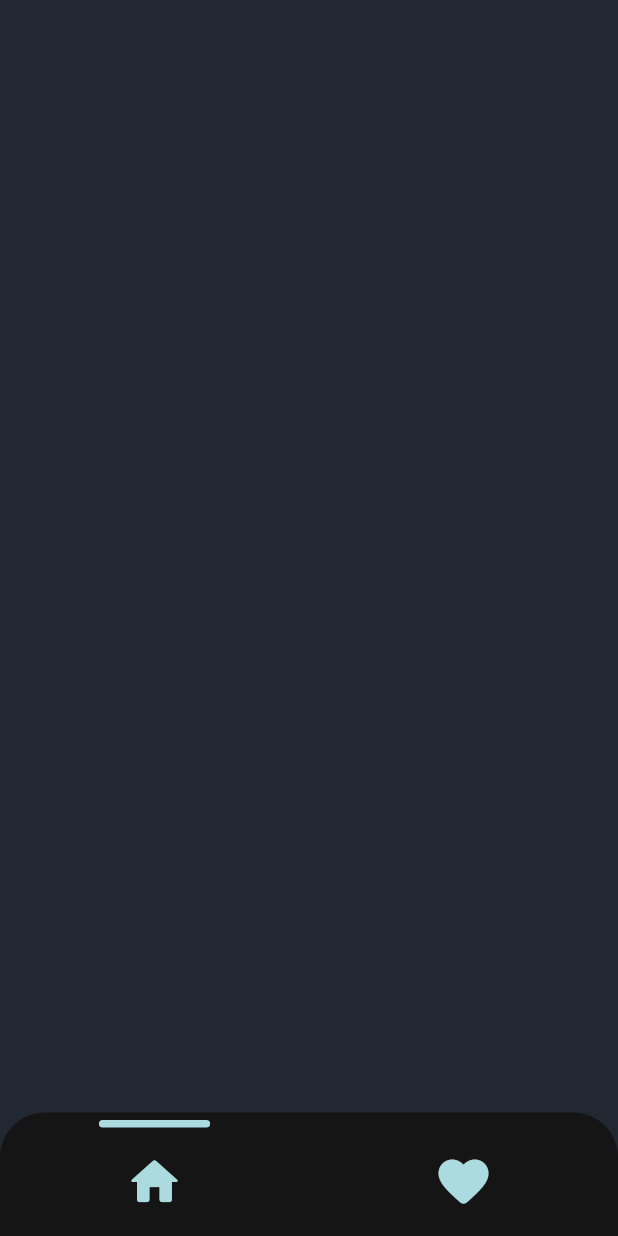
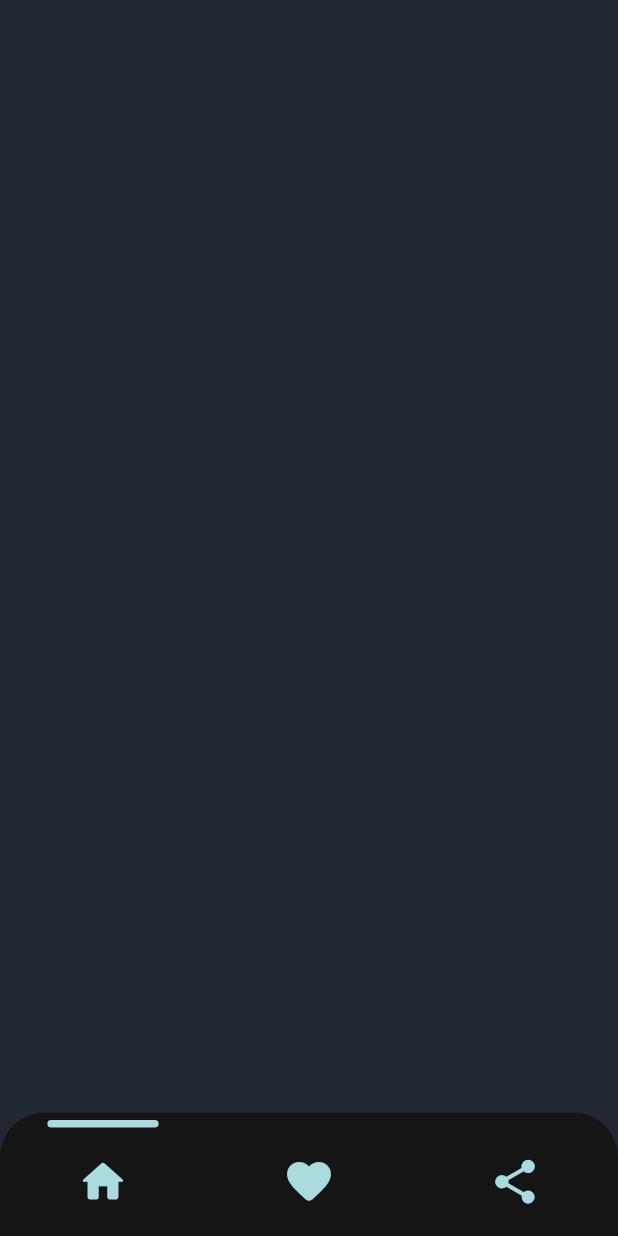
Before and after one commit to niloysikdar/CodeChef-Peek, a Flutter app: the screen it shows after launch, on a phone screen of 412 x 824 dp. Run offline on Flutter 3.47's test engine with Material 2 defaults, Android fonts, the phone set to English and light mode, and no system bars; our stand-ins replace auto_size_text.

Commit message:
Changed bottomNavbar

```diff
--- a/lib/screens/homepage.dart
+++ b/lib/screens/homepage.dart
@@ -23,7 +23,11 @@ class _HomePageState extends State<HomePage> {
         backgroundColor: kdarkbackground,
         body: Stack(
           children: [
-            bottomNavbar(size: size),
+            bottomNavbar(
+              size: size,
+              isHomeActive: true,
+              isFavourite: false,
+            ),
           ],
         ),
       ),
--- a/lib/widgets/bottomnavbar.dart
+++ b/lib/widgets/bottomnavbar.dart
@@ -1,7 +1,11 @@
 import 'package:codechef/constants/colors.dart';
 import 'package:flutter/material.dart';
 
-Widget bottomNavbar({Size size}) {
+Widget bottomNavbar({
+  @required Size size,
+  @required isHomeActive,
+  @required isFavourite,
+}) {
   return Positioned(
     bottom: 0,
     left: 0,
@@ -20,7 +24,33 @@ Widget bottomNavbar({Size size}) {
       child: Row(
         mainAxisAlignment: MainAxisAlignment.spaceAround,
         children: [
-          Container(
+          navbarItems(
+            size: size,
+            icon: Icons.home_rounded,
+            isActive: isHomeActive,
+          ),
+          navbarItems(
+            size: size,
+            icon: Icons.favorite_rounded,
+            isActive: isFavourite,
+          ),
+          navbarItems(
+            size: size,
+            icon: Icons.share_rounded,
+            isActive: false,
+          ),
+        ],
+      ),
+    ),
+  );
+}
+
+Widget navbarItems({
+  @required Size size,
+  @required IconData icon,
+  @required bool isActive,
+}) {
+  return Container(
     height: size.height * 0.2,
     width: size.width * 0.18,
     // color: Colors.red,
@@ -31,50 +61,19 @@ Widget bottomNavbar({Size size}) {
           height: 5,
           margin: EdgeInsets.only(top: 5),
           decoration: BoxDecoration(
-                    color: klightgreen,
+            color: isActive ? klightgreen : Colors.transparent,
             borderRadius: BorderRadius.circular(10),
           ),
         ),
         Expanded(
             child: Center(
           child: Icon(
-                      Icons.home_rounded,
-                      size: 40,
-                      color: klightgreen,
-                    ),
-                  ),
-                ),
-              ],
-            ),
-          ),
-          Container(
-            height: size.height * 0.2,
-            width: size.width * 0.18,
-            // color: Colors.red,
-            child: Column(
-              mainAxisAlignment: MainAxisAlignment.start,
-              children: [
-                Container(
-                  height: 5,
-                  margin: EdgeInsets.only(top: 5),
-                  decoration: BoxDecoration(
-                    color: Colors.transparent,
-                    borderRadius: BorderRadius.circular(10),
-                  ),
-                ),
-                Expanded(
-                    child: Center(
-                  child: Icon(
-                    Icons.favorite_rounded,
-                    size: 40,
+            icon,
+            size: 35,
             color: klightgreen,
           ),
         )),
       ],
     ),
-          ),
-        ],
-      ),
-    ),
   );
 }
```
Lines whose indentation alone changed are shown as unchanged.
